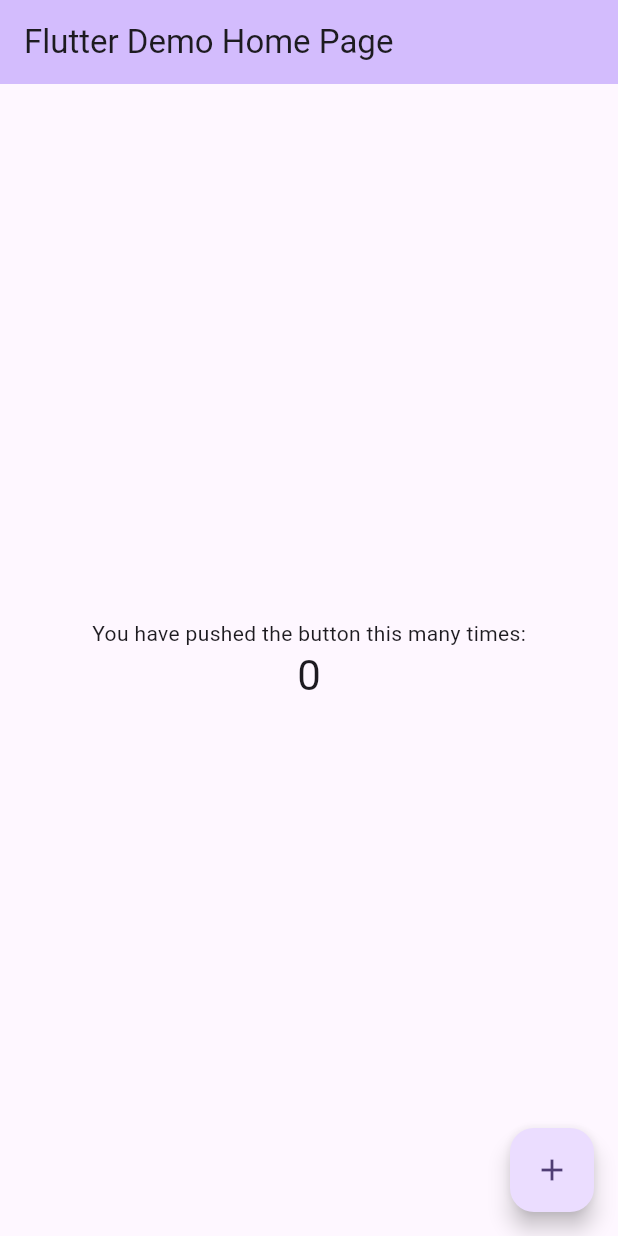
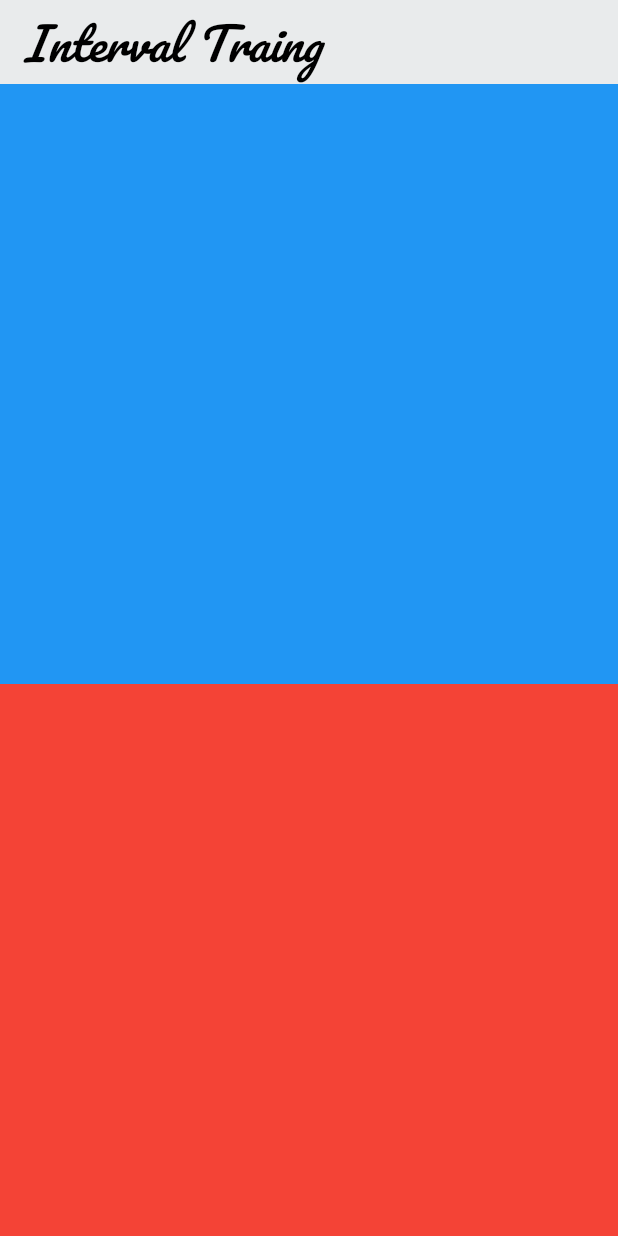
Before and after one commit to FeelOneE/intervalAppFlutter, a Flutter app: the screen it shows after launch, on a phone screen of 412 x 824 dp. Run offline on Flutter 3.47's test engine with Material 2 defaults, Android fonts, the phone set to English and light mode, and no system bars; our stand-ins replace google_fonts.

Commit message:
appbar 구현중

```diff
--- a/interval/lib/main.dart
+++ b/interval/lib/main.dart
@@ -1,125 +1,80 @@
 import 'package:flutter/material.dart';
+import 'package:google_fonts/google_fonts.dart';
 
-void main() {
-  runApp(const MyApp());
+
+void main(){
+  runApp(const App());
 }
 
-class MyApp extends StatelessWidget {
-  const MyApp({super.key});
+class App extends StatefulWidget {
+  const App({super.key});
 
-  // This widget is the root of your application.
+  @override
+  State<App> createState() => _AppState();
+}
+
+class _AppState extends State<App> {
   @override
   Widget build(BuildContext context) {
     return MaterialApp(
-      title: 'Flutter Demo',
       theme: ThemeData(
-        // This is the theme of your application.
-        //
-        // TRY THIS: Try running your application with "flutter run". You'll see
-        // the application has a blue toolbar. Then, without quitting the app,
-        // try changing the seedColor in the colorScheme below to Colors.green
-        // and then invoke "hot reload" (save your changes or press the "hot
-        // reload" button in a Flutter-supported IDE, or press "r" if you used
-        // the command line to start the app).
-        //
-        // Notice that the counter didn't reset back to zero; the application
-        // state is not lost during the reload. To reset the state, use hot
-        // restart instead.
-        //
-        // This works for code too, not just values: Most code changes can be
-        // tested with just a hot reload.
-        colorScheme: ColorScheme.fromSeed(seedColor: Colors.deepPurple),
         useMaterial3: true,
+
+        // Define the default brightness and colors.
+        colorScheme: ColorScheme.fromSeed(
+          seedColor: Colors.purple,
+          // TRY THIS: Change to "Brightness.light"
+          //           and see that all colors change
+          //           to better contrast a light background.
+          brightness: Brightness.dark,
+        ),
+
+        // Define the default `TextTheme`. Use this to specify the default
+        // text styling for headlines, titles, bodies of text, and more.
+        textTheme: TextTheme(
+          displayLarge: const TextStyle(
+            fontSize: 72,
+            fontWeight: FontWeight.bold,
+          ),
+          // TRY THIS: Change one of the GoogleFonts
+          //           to "lato", "poppins", or "lora".
+          //           The title uses "titleLarge"
+          //           and the middle text uses "bodyMedium".
+          titleLarge: GoogleFonts.pacifico(
+            fontSize: 30,
+            fontStyle: FontStyle.italic,
+          ),
+          bodyMedium: GoogleFonts.merriweather(),
+          displaySmall: GoogleFonts.jost(),
+        ),
       ),
-      home: const MyHomePage(title: 'Flutter Demo Home Page'),
+      home: Scaffold(
+        appBar: AppBar(
+          title: Text('Interval Traing',
+          style: TextStyle(
+              color: Colors.black
+          ),),
+          backgroundColor: Color(0xFFE9EBEC),
+        ),
+        body: Column(
+          children: [
+            Container(
+                child:
+                Container(
+                  height: 400,
+                  color: Colors.blue,
+                ),
+            ),
+            Expanded(
+              child:
+              Container(
+                height: 100,
+                color: Colors.red,
+              )
+            )
+          ],
+        ),
+      ),
     );
   }
 }
-
-class MyHomePage extends StatefulWidget {
-  const MyHomePage({super.key, required this.title});
-
-  // This widget is the home page of your application. It is stateful, meaning
-  // that it has a State object (defined below) that contains fields that affect
-  // how it looks.
-
-  // This class is the configuration for the state. It holds the values (in this
-  // case the title) provided by the parent (in this case the App widget) and
-  // used by the build method of the State. Fields in a Widget subclass are
-  // always marked "final".
-
-  final String title;
-
-  @override
-  State<MyHomePage> createState() => _MyHomePageState();
-}
-
-class _MyHomePageState extends State<MyHomePage> {
-  int _counter = 0;
-
-  void _incrementCounter() {
-    setState(() {
-      // This call to setState tells the Flutter framework that something has
-      // changed in this State, which causes it to rerun the build method below
-      // so that the display can reflect the updated values. If we changed
-      // _counter without calling setState(), then the build method would not be
-      // called again, and so nothing would appear to happen.
-      _counter++;
-    });
-  }
-
-  @override
-  Widget build(BuildContext context) {
-    // This method is rerun every time setState is called, for instance as done
-    // by the _incrementCounter method above.
-    //
-    // The Flutter framework has been optimized to make rerunning build methods
-    // fast, so that you can just rebuild anything that needs updating rather
-    // than having to individually change instances of widgets.
-    return Scaffold(
-      appBar: AppBar(
-        // TRY THIS: Try changing the color here to a specific color (to
-        // Colors.amber, perhaps?) and trigger a hot reload to see the AppBar
-        // change color while the other colors stay the same.
-        backgroundColor: Theme.of(context).colorScheme.inversePrimary,
-        // Here we take the value from the MyHomePage object that was created by
-        // the App.build method, and use it to set our appbar title.
-        title: Text(widget.title),
-      ),
-      body: Center(
-        // Center is a layout widget. It takes a single child and positions it
-        // in the middle of the parent.
-        child: Column(
-          // Column is also a layout widget. It takes a list of children and
-          // arranges them vertically. By default, it sizes itself to fit its
-          // children horizontally, and tries to be as tall as its parent.
-          //
-          // Column has various properties to control how it sizes itself and
-          // how it positions its children. Here we use mainAxisAlignment to
-          // center the children vertically; the main axis here is the vertical
-          // axis because Columns are vertical (the cross axis would be
-          // horizontal).
-          //
-          // TRY THIS: Invoke "debug painting" (choose the "Toggle Debug Paint"
-          // action in the IDE, or press "p" in the console), to see the
-          // wireframe for each widget.
-          mainAxisAlignment: MainAxisAlignment.center,
-          children: <Widget>[
-            const Text(
-              'You have pushed the button this many times:',
-            ),
-            Text(
-              '$_counter',
-              style: Theme.of(context).textTheme.headlineMedium,
-            ),
-          ],
-        ),
-      ),
-      floatingActionButton: FloatingActionButton(
-        onPressed: _incrementCounter,
-        tooltip: 'Increment',
-        child: const Icon(Icons.add),
-      ), // This trailing comma makes auto-formatting nicer for build methods.
-    );
-  }
-}
--- a/interval/pubspec.yaml
+++ b/interval/pubspec.yaml
@@ -35,6 +35,7 @@ dependencies:
   # The following adds the Cupertino Icons font to your application.
   # Use with the CupertinoIcons class for iOS style icons.
   cupertino_icons: ^1.0.2
+  google_fonts: ^5.1.0
 
 dev_dependencies:
   flutter_test:
```
Also changed, not shown: interval/pubspec.lock, 2 other files.
